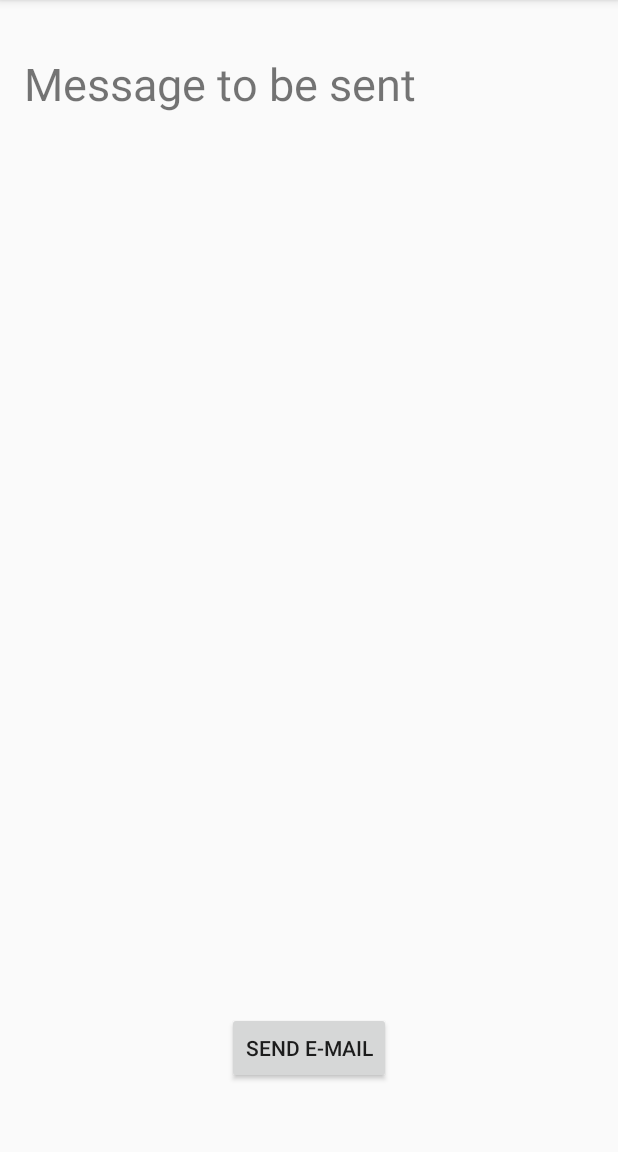
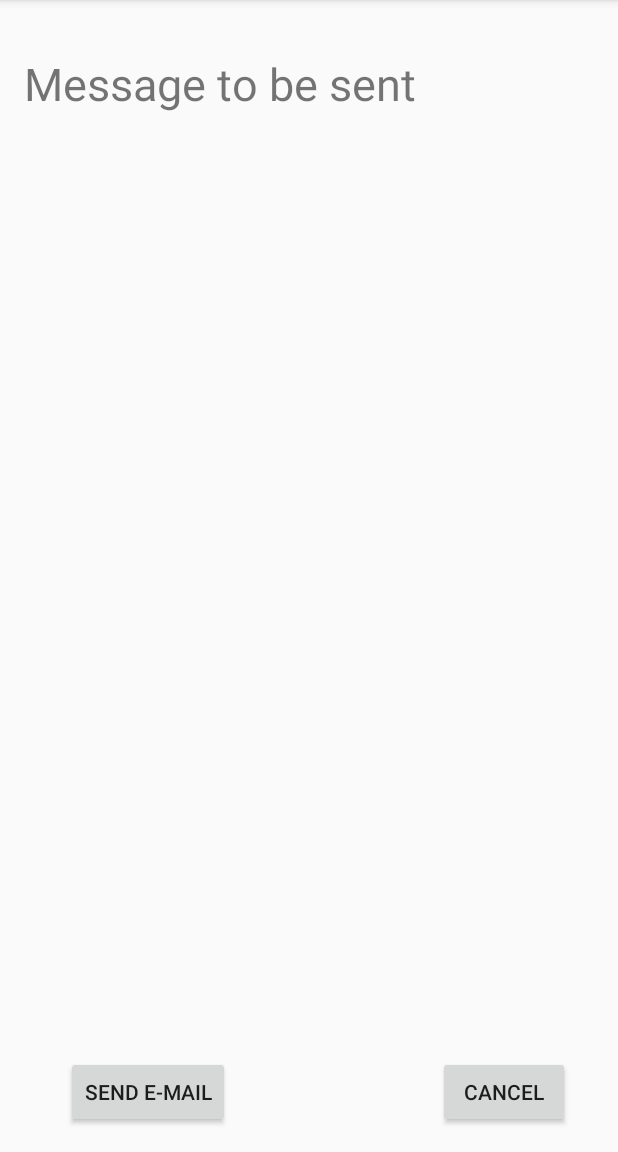
Before and after one commit to 1lyric4u/CS246FinalProject, an Android app: the EMail screen opened directly, with no data from a screen before it, on a phone screen of 412 x 824 dp, the part 84-1236 px from its top. Run offline under Robolectric (Android 15) with nearby library versions, the phone set to English and light mode, and no system bars.

Commit message:
Updated E-mail activity

```diff
--- a/app/src/main/java/com/example/scott/cs246finalproject/EMail.java
+++ b/app/src/main/java/com/example/scott/cs246finalproject/EMail.java
@@ -52,4 +52,10 @@ public class EMail extends AppCompatActivity {
             Toast.makeText(this, "There is no email client installed.", Toast.LENGTH_SHORT).show();
         }
     }
+
+
+    public void cancel(View view){
+
+        finish();
+    }
 }
--- a/app/src/main/res/layout/activity_email.xml
+++ b/app/src/main/res/layout/activity_email.xml
@@ -9,16 +9,6 @@
     android:paddingRight="@dimen/activity_horizontal_margin"
     android:paddingTop="@dimen/activity_vertical_margin"
     tools:context="com.example.scott.cs246finalproject.EMail">
-
-    <Button
-        android:text="Send E-mail"
-        android:layout_width="wrap_content"
-        android:layout_height="wrap_content"
-        android:layout_alignParentBottom="true"
-        android:layout_centerHorizontal="true"
-        android:layout_marginBottom="29dp"
-        android:onClick="sendMessage"
-        android:id="@+id/btn_send_email" />
 
     <TextView
         android:text="TextView"
@@ -41,4 +31,25 @@
         android:layout_marginTop="19dp"
         android:id="@+id/txt_header"
         android:textSize="30sp" />
+
+    <Button
+        android:text="Send E-mail"
+        android:layout_width="wrap_content"
+        android:layout_height="wrap_content"
+        android:onClick="sendMessage"
+        android:id="@+id/btn_send_email"
+        android:layout_alignBaseline="@+id/btn_cancel"
+        android:layout_alignBottom="@+id/btn_cancel"
+        android:layout_alignParentStart="true"
+        android:layout_marginStart="28dp" />
+
+    <Button
+        android:text="Cancel"
+        android:layout_width="wrap_content"
+        android:layout_height="wrap_content"
+        android:id="@+id/btn_cancel"
+        android:layout_alignParentBottom="true"
+        android:layout_alignParentEnd="true"
+        android:onClick="cancel"
+        android:layout_marginEnd="16dp" />
 </RelativeLayout>
```
Also changed, not shown: app/src/main/java/com/example/scott/cs246finalproject/DisplaySchedule.java (+15 -1 lines), app/src/main/java/com/example/scott/cs246finalproject/MainActivity.java (+10 -0 lines).
